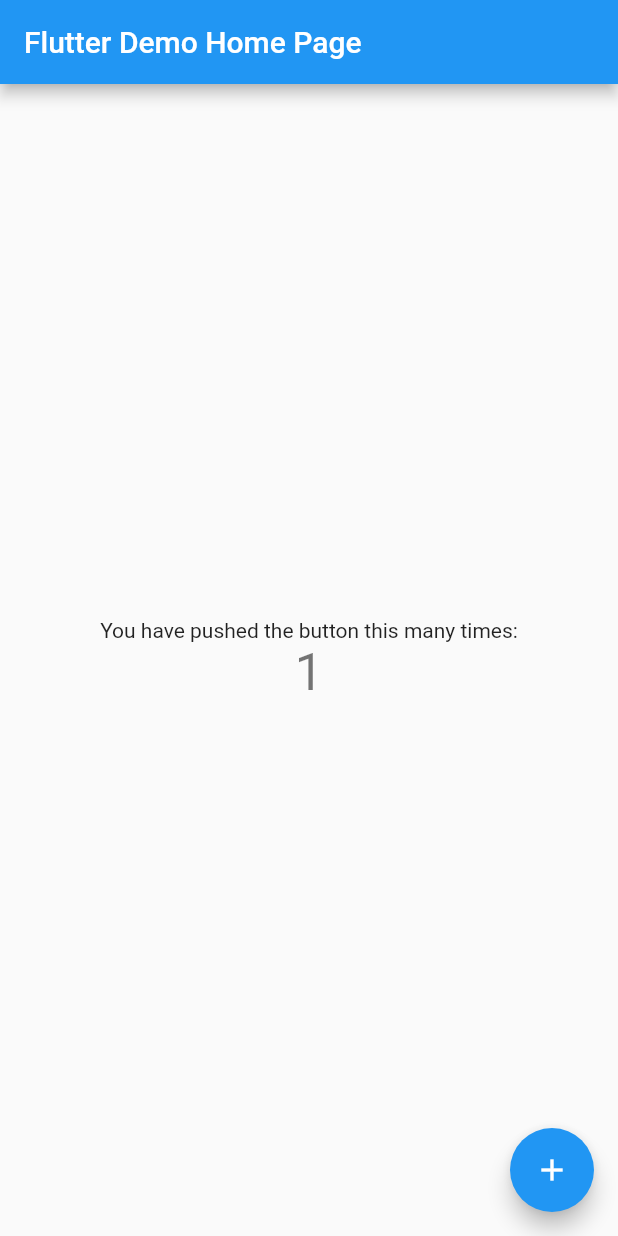
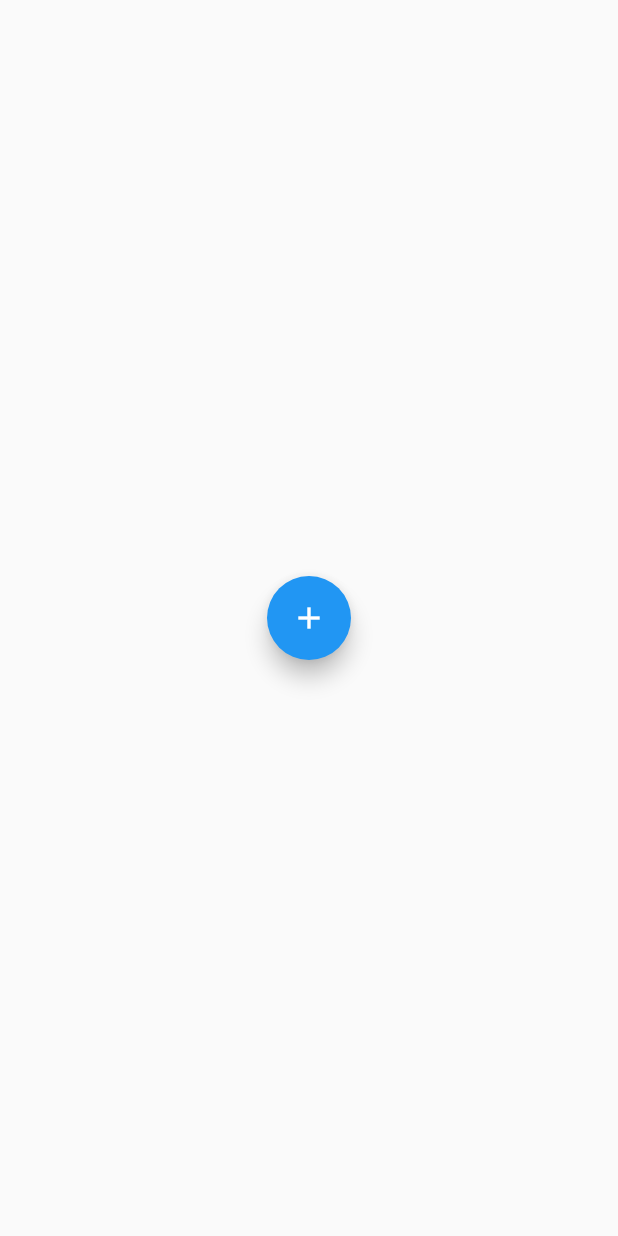
Before and after one commit to Ivaskuu/string_evolution, a Flutter app: the screen it shows after launch, after a tap on the "add" icon, on a phone screen of 412 x 824 dp. Run offline on Flutter 3.47's test engine with Material 2 defaults, Android fonts, the phone set to English and light mode, and no system bars.

```diff
--- /dev/null
+++ b/lib/classes/population.dart
@@ -0,0 +1,70 @@
+import 'dart:math';
+import 'string_dna.dart';
+
+class Population
+{
+  List<StringDNA> population;
+  int generation;
+
+  Population(int popNum, double mutationRate, String target, String alphabet)
+  {
+    if(popNum % 2 > 0) return;
+
+    population = new List<StringDNA>();
+    for (int i = 0; i < popNum; i++)
+    {
+      population.add(new StringDNA(alphabet, target, target.length));
+    }
+
+    generation = 0;
+
+    while(generation < 100000)
+    {
+      printPopInfos();
+
+      sortMembersByErrorRate();
+      reproduce();
+      runMutations(mutationRate);
+
+      generation++;
+    }
+
+  }
+
+  void sortMembersByErrorRate()
+  {
+    population.sort((a, b) => a.calcErrorRate().compareTo(b.calcErrorRate()));
+  }
+
+  void reproduce()
+  {
+    for (var i = 0; i < population.length / 2; i++)
+    {
+      population[i + (population.length / 2).floor()] = population[i];
+    }
+  }
+
+  void runMutations(double mutRate)
+  {
+    for (int i = 0; i < population.length; i++)
+    {
+      if(new Random().nextDouble() * 100 < mutRate) population[i].mutate();
+    }
+  }
+
+  void printPopInfos()
+  {
+    double bestErrorRate = 100.0;
+    double medianErrorRate = 0.0;
+
+    for (int i = 0; i < population.length; i++)
+    {
+      if(population[i].calcErrorRate() < bestErrorRate) bestErrorRate = population[i].calcErrorRate();
+      medianErrorRate += population[i].calcErrorRate();
+    }
+
+    medianErrorRate /= population.length;
+
+    print("Generation: $generation\nBest error rate: $bestErrorRate\nMedian error rate: $medianErrorRate");
+  }
+}
--- /dev/null
+++ b/lib/classes/string_dna.dart
@@ -0,0 +1,72 @@
+import 'dart:math';
+
+class StringDNA
+{
+  List<String> dna;
+
+  String alphabet;
+  String target;
+
+  StringDNA(String alphabet, String target, int length)
+  {
+    this.dna = new List<String>();
+    this.alphabet = alphabet;
+    this.target = target;
+
+    for (int i = 0; i < length; i++)
+    {
+      dna.add(_getRandomChar());
+    }
+  }
+
+  StringDNA.fromParents(StringDNA p1, StringDNA p2)
+  {
+
+  }
+
+  void mutate()
+  {
+    int mutationType = new Random().nextInt(100 + 1);
+
+    if(mutationType < 50) // Mutate a gene
+    {
+      dna[new Random().nextInt(dna.length)] = _getRandomChar();
+    }
+    else if(mutationType < 80) // Mutate a random number of genes (from 0 to genesNum)
+    {
+      int genesNum = new Random().nextInt(dna.length);
+      for (var i = 0; i < genesNum; i++)
+      {
+        dna[i] = _getRandomChar();
+      }
+    }
+    else if(mutationType < 95) // Swap the order of the genes
+    {
+      dna = dna.reversed.toList();
+    }
+    else if(mutationType < 95) // Change all the genes
+    {
+      for (int i = 0; i < dna.length; i++)
+      {
+        dna[i] = _getRandomChar();
+      }
+    }
+  }
+
+  String _getRandomChar()
+  {
+    return alphabet[new Random().nextInt(alphabet.length)];
+  }
+
+  double calcErrorRate()
+  {
+    double errors = 0.0;
+
+    for (int i = 0; i < target.length; i++)
+    {
+      if(dna[i] != target[i]) errors++;
+    }
+
+    return (errors / target.length) * 100;
+  }
+}
--- a/lib/main.dart
+++ b/lib/main.dart
@@ -1,111 +1,21 @@
 import 'package:flutter/material.dart';
+import 'screens/ui_create.dart';
 
-void main() {
+void main()
+{
   runApp(new MyApp());
 }
 
-class MyApp extends StatelessWidget {
-  // This widget is the root of your application.
+class MyApp extends StatelessWidget
+{
   @override
-  Widget build(BuildContext context) {
-    return new MaterialApp(
+  Widget build(BuildContext context)
+  {
+    return new MaterialApp
+    (
       title: 'Flutter Demo',
-      theme: new ThemeData(
-        // This is the theme of your application.
-        //
-        // Try running your application with "flutter run". You'll see the
-        // application has a blue toolbar. Then, without quitting the app, try
-        // changing the primarySwatch below to Colors.green and then invoke
-        // "hot reload" (press "r" in the console where you ran "flutter run",
-        // or press Run > Flutter Hot Reload in IntelliJ). Notice that the
-        // counter didn't reset back to zero; the application is not restarted.
-        primarySwatch: Colors.blue,
-      ),
-      home: new MyHomePage(title: 'Flutter Demo Home Page'),
+      theme: new ThemeData(primarySwatch: Colors.blue),
+      home: new UICreate()
     );
   }
 }
-
-class MyHomePage extends StatefulWidget {
-  MyHomePage({Key key, this.title}) : super(key: key);
-
-  // This widget is the home page of your application. It is stateful, meaning
-  // that it has a State object (defined below) that contains fields that affect
-  // how it looks.
-
-  // This class is the configuration for the state. It holds the values (in this
-  // case the title) provided by the parent (in this case the App widget) and
-  // used by the build method of the State. Fields in a Widget subclass are
-  // always marked "final".
-
-  final String title;
-
-  @override
-  _MyHomePageState createState() => new _MyHomePageState();
-}
-
-class _MyHomePageState extends State<MyHomePage> {
-  int _counter = 0;
-
-  void _incrementCounter() {
-    setState(() {
-      // This call to setState tells the Flutter framework that something has
-      // changed in this State, which causes it to rerun the build method below
-      // so that the display can reflect the updated values. If we changed
-      // _counter without calling setState(), then the build method would not be
-      // called again, and so nothing would appear to happen.
-      _counter++;
-    });
-  }
-
-  @override
-  Widget build(BuildContext context) {
-    // This method is rerun every time setState is called, for instance as done
-    // by the _incrementCounter method above.
-    //
-    // The Flutter framework has been optimized to make rerunning build methods
-    // fast, so that you can just rebuild anything that needs updating rather
-    // than having to individually change instances of widgets.
-    return new Scaffold(
-      appBar: new AppBar(
-        // Here we take the value from the MyHomePage object that was created by
-        // the App.build method, and use it to set our appbar title.
-        title: new Text(widget.title),
-      ),
-      body: new Center(
-        // Center is a layout widget. It takes a single child and positions it
-        // in the middle of the parent.
-        child: new Column(
-          // Column is also layout widget. It takes a list of children and
-          // arranges them vertically. By default, it sizes itself to fit its
-          // children horizontally, and tries to be as tall as its parent.
-          //
-          // Invoke "debug paint" (press "p" in the console where you ran
-          // "flutter run", or select "Toggle Debug Paint" from the Flutter tool
-          // window in IntelliJ) to see the wireframe for each widget.
-          //
-          // Column has various properties to control how it sizes itself and
-          // how it positions its children. Here we use mainAxisAlignment to
-          // center the children vertically; the main axis here is the vertical
-          // axis because Columns are vertical (the cross axis would be
-          // horizontal).
-          mainAxisAlignment: MainAxisAlignment.center,
-          children: <Widget>[
-            new Text(
-              'You have pushed the button this many times:',
-            ),
-            new Text(
-              '$_counter',
-              style: Theme.of(context).textTheme.display1,
-            ),
-          ],
-        ),
-      ),
-      floatingActionButton: new FloatingActionButton(
-        onPressed: _incrementCounter,
-        tooltip: 'Increment',
-        child: new Icon(Icons.add),
-      ), // This trailing comma makes auto-formatting nicer for build methods.
-    );
-  }
-}
--- /dev/null
+++ b/lib/screens/ui_create.dart
@@ -0,0 +1,32 @@
+import 'package:flutter/material.dart';
+import '../classes/population.dart';
+
+String azAZ = "abcdefghijklmnopqrstuvwxyzABCDEFGHIJKLMNOPQRSTUVWXYZ ";
+
+class UICreate extends StatefulWidget
+{
+  @override
+  _UICreateState createState() => new _UICreateState();
+}
+
+class _UICreateState extends State<UICreate>
+{
+  @override
+  Widget build(BuildContext context)
+  {
+    return new Scaffold
+    (
+      body: new Center
+      (
+        child: new FloatingActionButton
+        (
+          onPressed: ()
+          {
+            new Population(50, 1.0, "This is a test ", azAZ);
+          },
+          child: new Icon(Icons.add),
+        ),
+      ),
+    );
+  }
+}
```
